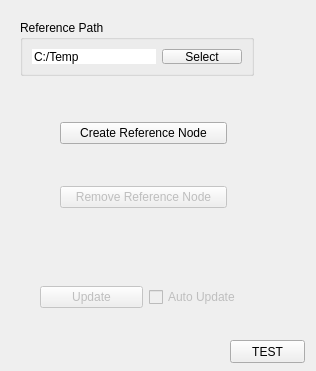
First picture: the form in 3ds_Max/RealtimeReferencingUtility/ref_menu.ui, repository Adolar13/RealtimeReferencing, before the edit.
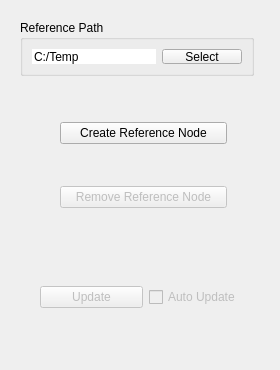
Second picture: the form after the edit.

Commit message: - removed Test Button and fixed spelling error in about dialog - removed some files from git

Patch:
```diff
--- a/3ds_Max/RealtimeReferencingUtility/ref_menu.ui
+++ b/3ds_Max/RealtimeReferencingUtility/ref_menu.ui
@@ -9,8 +9,8 @@
    <rect>
     <x>0</x>
     <y>0</y>
-    <width>316</width>
-    <height>371</height>
+    <width>280</width>
+    <height>370</height>
    </rect>
   </property>
   <property name="windowTitle">
@@ -142,19 +142,6 @@
     </item>
    </layout>
   </widget>
-  <widget class="QPushButton" name="testButton">
-   <property name="geometry">
-    <rect>
-     <x>230</x>
-     <y>340</y>
-     <width>75</width>
-     <height>23</height>
-    </rect>
-   </property>
-   <property name="text">
-    <string>TEST</string>
-   </property>
-  </widget>
  </widget>
  <resources/>
  <connections/>
```
The commit also changes 6 other files.
